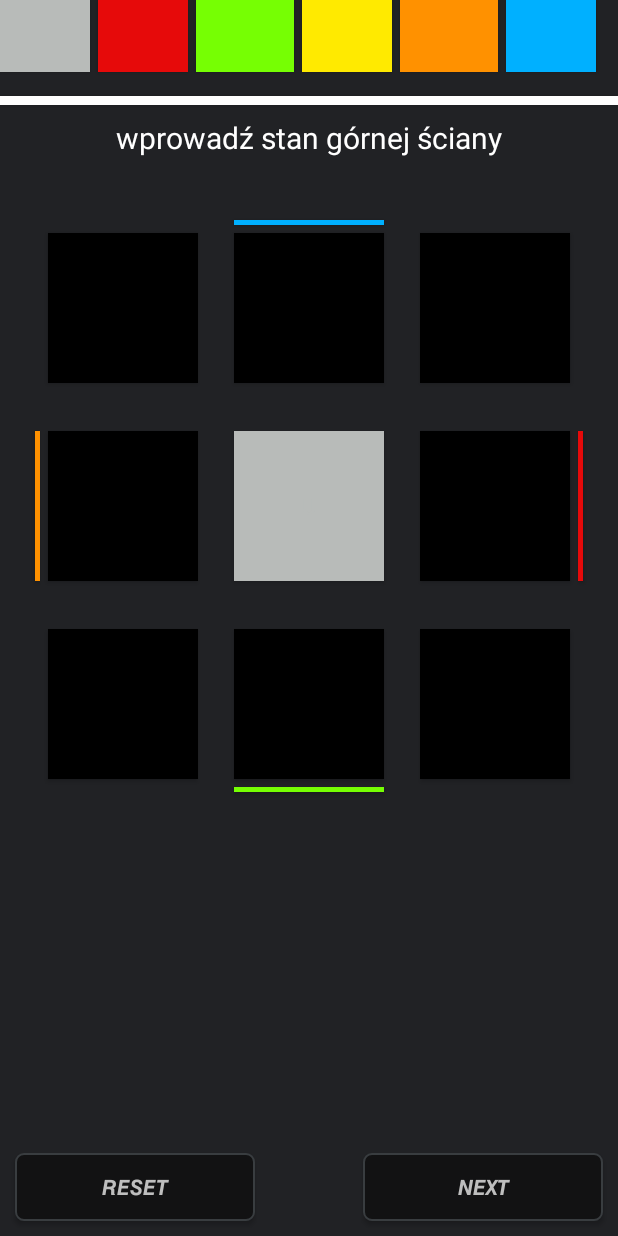
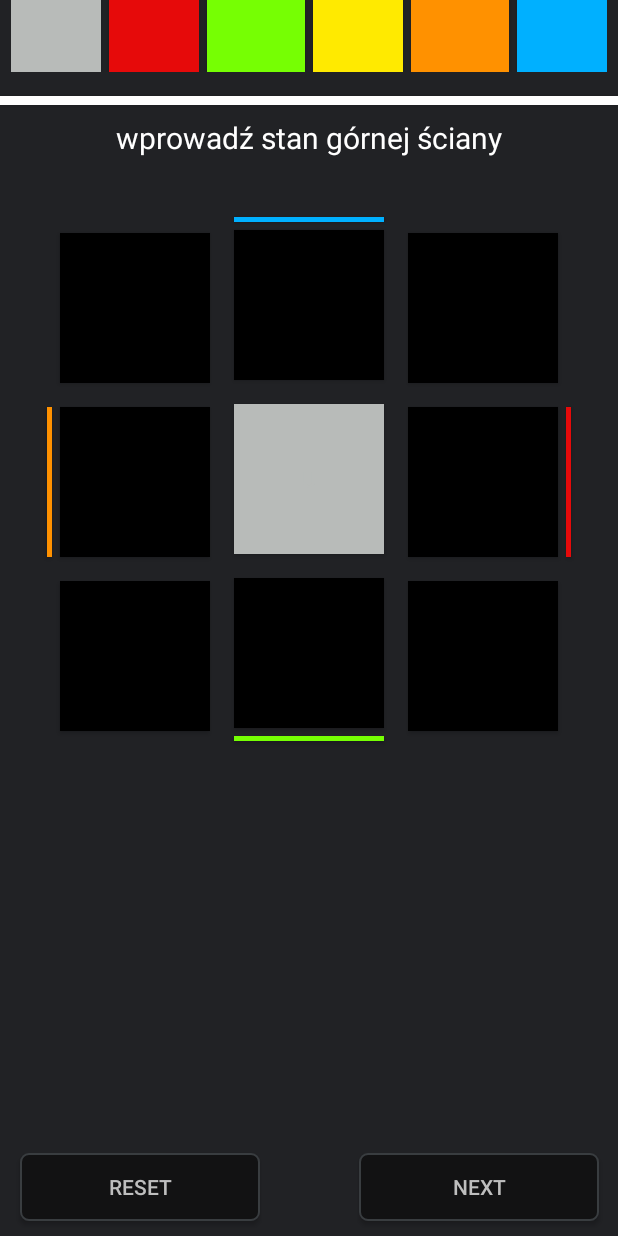
Before and after one commit to DawidRokita/Cube-Solver, an Android app: the MainActivity2 screen opened directly, with no data from a screen before it, on a phone screen of 412 x 824 dp. Run offline under Robolectric (Android 15) with nearby library versions, the light colour scheme and no system bars.

Commit message:
scaled application

```diff
--- a/app/src/main/java/com/example/kostkav3/MainActivity6.java
+++ b/app/src/main/java/com/example/kostkav3/MainActivity6.java
@@ -3,6 +3,7 @@ package com.example.kostkav3;
 import androidx.appcompat.app.AppCompatActivity;
 
 import android.os.Bundle;
+import android.os.Handler;
 import android.view.View;
 import android.widget.Button;
 import android.widget.TextView;
--- a/app/src/main/res/layout/activity_main2.xml
+++ b/app/src/main/res/layout/activity_main2.xml
@@ -8,15 +8,22 @@
     android:scrollbarAlwaysDrawVerticalTrack="true"
     tools:context=".MainActivity2">
 
+        <LinearLayout
+            android:id="@+id/linearLayout"
+            android:layout_width="wrap_content"
+            android:layout_height="wrap_content"
+            android:gravity="center"
+            android:orientation="horizontal"
+            app:layout_constraintEnd_toEndOf="parent"
+            app:layout_constraintStart_toStartOf="parent"
+            app:layout_constraintTop_toTopOf="parent">
 
 
             <Button
                 android:id="@+id/button"
                 android:layout_width="60dp"
                 android:layout_height="wrap_content"
-        android:background="#B8BBB9"
-        app:layout_constraintStart_toStartOf="parent"
-        app:layout_constraintTop_toTopOf="parent" />
+                android:background="#B8BBB9" />
 
             <Button
                 android:id="@+id/button2"
@@ -24,9 +31,7 @@
                 android:layout_height="wrap_content"
                 android:layout_marginStart="5dp"
                 android:layout_marginLeft="5dp"
-        android:background="#E60A0A"
-        app:layout_constraintStart_toEndOf="@+id/button"
-        app:layout_constraintTop_toTopOf="parent" />
+                android:background="#E60A0A" />
 
             <Button
                 android:id="@+id/button3"
@@ -34,9 +39,15 @@
                 android:layout_height="wrap_content"
                 android:layout_marginStart="5dp"
                 android:layout_marginLeft="5dp"
-        android:background="#76FF03"
-        app:layout_constraintStart_toEndOf="@+id/button2"
-        app:layout_constraintTop_toTopOf="parent" />
+                android:background="#76FF03" />
+
+            <Button
+                android:id="@+id/button6"
+                android:layout_width="60dp"
+                android:layout_height="wrap_content"
+                android:layout_marginStart="5dp"
+                android:layout_marginLeft="5dp"
+                android:background="#FFEA00" />
 
             <Button
                 android:id="@+id/button4"
@@ -44,9 +55,7 @@
                 android:layout_height="wrap_content"
                 android:layout_marginStart="5dp"
                 android:layout_marginLeft="5dp"
-        android:background="#FF9100"
-        app:layout_constraintStart_toEndOf="@+id/button6"
-        app:layout_constraintTop_toTopOf="parent" />
+                android:background="#FF9100" />
 
             <Button
                 android:id="@+id/button5"
@@ -54,30 +63,19 @@
                 android:layout_height="wrap_content"
                 android:layout_marginStart="5dp"
                 android:layout_marginLeft="5dp"
-        android:background="#00B0FF"
-        app:layout_constraintStart_toEndOf="@+id/button4"
-        app:layout_constraintTop_toTopOf="parent" />
-
-    <Button
-        android:id="@+id/button6"
-        android:layout_width="60dp"
-        android:layout_height="wrap_content"
-        android:layout_marginStart="5dp"
-        android:layout_marginLeft="5dp"
-        android:background="#FFEA00"
-        app:layout_constraintStart_toEndOf="@+id/button3"
-        app:layout_constraintTop_toTopOf="parent" />
+                android:background="#00B0FF" />
+        </LinearLayout>
 
         <TextView
             android:id="@+id/textView"
             android:layout_width="wrap_content"
             android:layout_height="wrap_content"
-        android:layout_marginTop="8dp"
             android:text="current color:"
             android:visibility="gone"
             app:layout_constraintEnd_toEndOf="parent"
+            app:layout_constraintHorizontal_bias="0.511"
             app:layout_constraintStart_toStartOf="parent"
-        app:layout_constraintTop_toBottomOf="@+id/button3"
+            app:layout_constraintTop_toBottomOf="@+id/linearLayout"
             tools:visibility="gone" />
 
         <TextView
@@ -105,126 +103,116 @@
             android:id="@+id/c1"
             android:layout_width="100dp"
             android:layout_height="100dp"
-        android:layout_marginStart="32dp"
-        android:layout_marginLeft="32dp"
             android:layout_marginTop="50dp"
+            android:layout_marginEnd="16dp"
+            android:layout_marginRight="16dp"
             android:background="#000000"
-        app:layout_constraintStart_toStartOf="parent"
+            app:layout_constraintEnd_toStartOf="@+id/c2"
             app:layout_constraintTop_toBottomOf="@+id/textView4" />
 
         <Button
             android:id="@+id/c2"
             android:layout_width="100dp"
             android:layout_height="100dp"
-        android:layout_marginStart="32dp"
-        android:layout_marginLeft="32dp"
-        android:layout_marginTop="50dp"
-        android:layout_marginEnd="32dp"
-        android:layout_marginRight="32dp"
+            android:layout_marginTop="48dp"
             android:background="#000000"
-        app:layout_constraintEnd_toStartOf="@+id/c3"
-        app:layout_constraintHorizontal_bias="0.529"
-        app:layout_constraintStart_toEndOf="@+id/c1"
+            app:layout_constraintEnd_toEndOf="parent"
+            app:layout_constraintStart_toStartOf="parent"
             app:layout_constraintTop_toBottomOf="@+id/textView4" />
 
         <Button
             android:id="@+id/c3"
             android:layout_width="100dp"
             android:layout_height="100dp"
+            android:layout_marginStart="16dp"
+            android:layout_marginLeft="16dp"
             android:layout_marginTop="50dp"
-        android:layout_marginEnd="32dp"
-        android:layout_marginRight="32dp"
             android:background="#000000"
-        app:layout_constraintEnd_toEndOf="parent"
+            app:layout_constraintStart_toEndOf="@+id/c2"
             app:layout_constraintTop_toBottomOf="@+id/textView4" />
 
         <Button
             android:id="@+id/c4"
             android:layout_width="100dp"
             android:layout_height="100dp"
-        android:layout_marginStart="32dp"
-        android:layout_marginLeft="32dp"
-        android:layout_marginTop="32dp"
+            android:layout_marginTop="16dp"
+            android:layout_marginEnd="16dp"
+            android:layout_marginRight="16dp"
             android:background="#000000"
-        app:layout_constraintStart_toStartOf="parent"
+            app:layout_constraintEnd_toStartOf="@+id/c5"
             app:layout_constraintTop_toBottomOf="@+id/c1" />
 
         <Button
             android:id="@+id/c6"
             android:layout_width="100dp"
             android:layout_height="100dp"
-        android:layout_marginTop="32dp"
-        android:layout_marginEnd="32dp"
-        android:layout_marginRight="32dp"
+            android:layout_marginStart="16dp"
+            android:layout_marginLeft="16dp"
+            android:layout_marginTop="16dp"
             android:background="#000000"
-        app:layout_constraintEnd_toEndOf="parent"
+            app:layout_constraintStart_toEndOf="@+id/c5"
             app:layout_constraintTop_toBottomOf="@+id/c3" />
 
         <Button
             android:id="@+id/c5"
             android:layout_width="100dp"
             android:layout_height="100dp"
-        android:layout_marginStart="32dp"
-        android:layout_marginLeft="32dp"
-        android:layout_marginTop="32dp"
-        android:layout_marginEnd="32dp"
-        android:layout_marginRight="32dp"
+            android:layout_marginTop="16dp"
             android:background="#B8BBB9"
             android:clickable="false"
             android:text="U"
             android:textColor="#B8BBB9"
-        app:layout_constraintEnd_toStartOf="@+id/c6"
-        app:layout_constraintStart_toEndOf="@+id/c4"
+            app:layout_constraintEnd_toEndOf="parent"
+            app:layout_constraintStart_toStartOf="parent"
             app:layout_constraintTop_toBottomOf="@+id/c2" />
 
         <Button
             android:id="@+id/c7"
             android:layout_width="100dp"
             android:layout_height="100dp"
-        android:layout_marginStart="32dp"
-        android:layout_marginLeft="32dp"
-        android:layout_marginTop="32dp"
+            android:layout_marginTop="16dp"
+            android:layout_marginEnd="16dp"
+            android:layout_marginRight="16dp"
             android:background="#000000"
-        app:layout_constraintStart_toStartOf="parent"
+            app:layout_constraintEnd_toStartOf="@+id/c8"
             app:layout_constraintTop_toBottomOf="@+id/c4" />
 
         <Button
             android:id="@+id/c9"
             android:layout_width="100dp"
             android:layout_height="100dp"
-        android:layout_marginTop="32dp"
-        android:layout_marginEnd="32dp"
-        android:layout_marginRight="32dp"
+            android:layout_marginStart="16dp"
+            android:layout_marginLeft="16dp"
+            android:layout_marginTop="16dp"
             android:background="#000000"
-        app:layout_constraintEnd_toEndOf="parent"
+            app:layout_constraintStart_toEndOf="@+id/c8"
             app:layout_constraintTop_toBottomOf="@+id/c6" />
 
         <Button
             android:id="@+id/c8"
             android:layout_width="100dp"
             android:layout_height="100dp"
-        android:layout_marginStart="32dp"
-        android:layout_marginLeft="32dp"
-        android:layout_marginTop="32dp"
-        android:layout_marginEnd="32dp"
-        android:layout_marginRight="32dp"
+            android:layout_marginTop="16dp"
             android:background="#000000"
-        app:layout_constraintEnd_toStartOf="@+id/c9"
-        app:layout_constraintStart_toEndOf="@+id/c7"
+            app:layout_constraintEnd_toEndOf="parent"
+            app:layout_constraintStart_toStartOf="parent"
             app:layout_constraintTop_toBottomOf="@+id/c5" />
 
         <Button
             android:id="@+id/next"
             android:layout_width="160dp"
             android:layout_height="45dp"
+            android:layout_marginStart="5dp"
+            android:layout_marginLeft="5dp"
             android:layout_marginEnd="10dp"
             android:layout_marginRight="10dp"
             android:layout_marginBottom="10dp"
             android:background="@drawable/button2_background"
-        android:text="𝙉𝙀𝙓𝙏"
+            android:text="NEXT"
             android:textColor="#BEBEBE"
             app:layout_constraintBottom_toBottomOf="parent"
-        app:layout_constraintEnd_toEndOf="parent" />
+            app:layout_constraintEnd_toEndOf="parent"
+            app:layout_constraintStart_toEndOf="@+id/button12" />
 
         <TextView
             android:id="@+id/textView3"
@@ -242,11 +230,14 @@
             android:layout_height="45dp"
             android:layout_marginStart="10dp"
             android:layout_marginLeft="10dp"
+            android:layout_marginEnd="5dp"
+            android:layout_marginRight="5dp"
             android:layout_marginBottom="10dp"
             android:background="@drawable/button2_background"
-        android:text="𝙍𝙀𝙎𝙀𝙏"
+            android:text="RESET"
             android:textColor="#BEBEBE"
             app:layout_constraintBottom_toBottomOf="parent"
+            app:layout_constraintEnd_toStartOf="@+id/button12"
             app:layout_constraintStart_toStartOf="parent" />
 
         <TextView
@@ -267,8 +258,8 @@
             android:layout_height="3dp"
             android:layout_marginTop="5dp"
             android:background="#76FF03"
-        app:layout_constraintEnd_toEndOf="parent"
-        app:layout_constraintStart_toStartOf="parent"
+            app:layout_constraintEnd_toEndOf="@+id/c8"
+            app:layout_constraintStart_toStartOf="@+id/c8"
             app:layout_constraintTop_toBottomOf="@+id/c8" />
 
         <Button
@@ -303,7 +294,7 @@
             android:layout_marginRight="10dp"
             android:layout_marginBottom="10dp"
             android:background="@drawable/button2_background"
-        android:text="𝙎𝙊𝙇𝙑𝙀"
+            android:text="SOLVE"
             android:textColor="#BEBEBE"
             android:visibility="invisible"
             app:layout_constraintBottom_toBottomOf="parent"
@@ -315,6 +306,8 @@
             android:id="@+id/textView5"
             android:layout_width="0dp"
             android:layout_height="wrap_content"
+            android:layout_marginTop="48dp"
+            android:layout_marginBottom="48dp"
             android:gravity="center"
             android:textColor="#A4FFFFFF"
             android:textSize="25sp"
@@ -327,15 +320,18 @@
             android:id="@+id/button11"
             android:layout_width="160dp"
             android:layout_height="45dp"
+            android:layout_marginStart="5dp"
+            android:layout_marginLeft="5dp"
             android:layout_marginEnd="10dp"
             android:layout_marginRight="10dp"
             android:layout_marginBottom="10dp"
             android:background="@drawable/button2_background"
-        android:text="𝙒𝙔𝙎𝙇𝙄𝙅"
+            android:text="WYSLIJ"
             android:textColor="#BEBEBE"
             android:visibility="invisible"
             app:layout_constraintBottom_toBottomOf="parent"
-        app:layout_constraintEnd_toEndOf="parent" />
+            app:layout_constraintEnd_toEndOf="parent"
+            app:layout_constraintStart_toEndOf="@+id/button12" />
 
         <Button
             android:id="@+id/button8"
```
Also changed, not shown: app/src/main/res/layout/activity_main.xml (+10 -5 lines), app/src/main/res/layout/activity_main6.xml (+32 -48 lines), 3 other files. Lines whose indentation alone changed are shown as unchanged.
